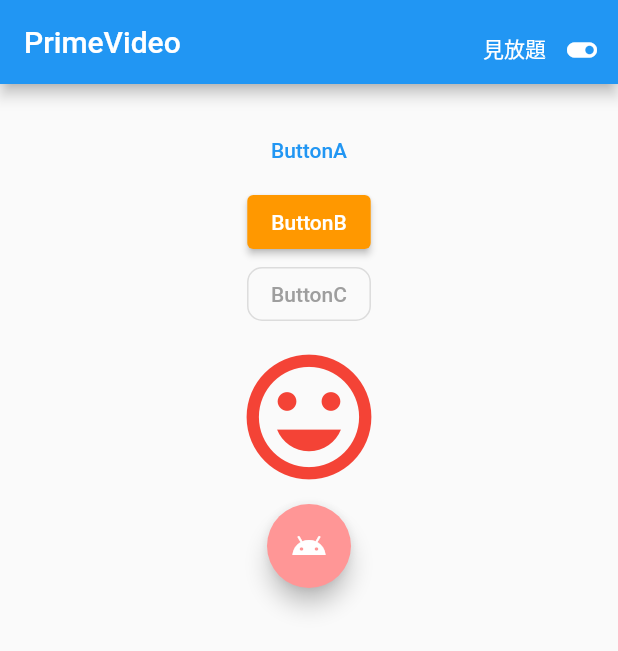
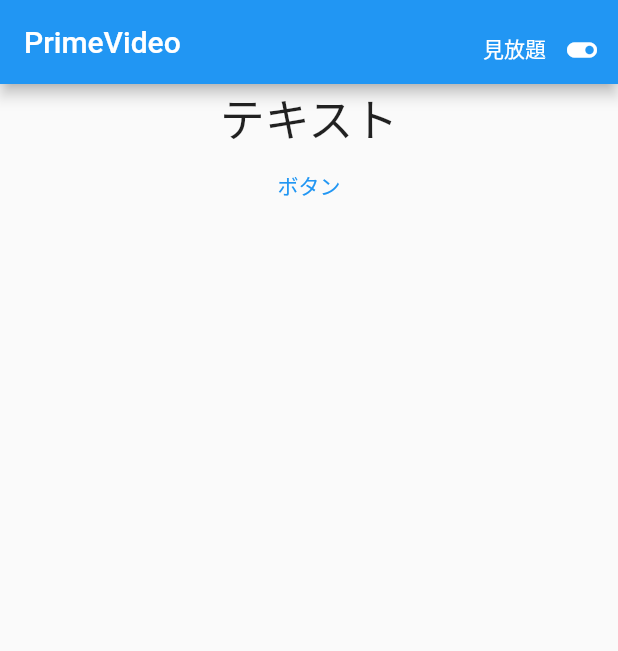
Before and after one commit to hkhiroshi/sampleapp, a Flutter app: the screen it shows after launch, on a phone screen of 412 x 824 dp. Shown: the top 651 px of the screen. Run offline on Flutter 3.47's test engine with Material 2 defaults, Android fonts, the phone set to English and light mode, and no system bars.

```diff
--- a/lib/main.dart
+++ b/lib/main.dart
@@ -1,7 +1,7 @@
-import 'dart:ffi';
-
 import 'package:flutter/material.dart';
 import 'package:flutter/rendering.dart';
+import 'package:provider/provider.dart';
+import 'package:sample_app/main_model.dart';
 
 void main() {
   runApp(MyApp());
@@ -16,7 +16,9 @@ class MyApp extends StatelessWidget {
         //brightness:Brightness.dark,
         buttonColor: Colors.grey,
       ),
-        home: Scaffold(
+      home: ChangeNotifierProvider<MainModel>(
+        create: (_) => MainModel(),
+        child: Scaffold(
             appBar: AppBar(
               title: Text('PrimeVideo'),
               actions: [
@@ -37,70 +39,29 @@ class MyApp extends StatelessWidget {
                 ),
               ],
             ),
-          body: Column(
-            mainAxisAlignment: MainAxisAlignment.start,
-            mainAxisSize: MainAxisSize.max,
-            crossAxisAlignment: CrossAxisAlignment.start,
+            body: Consumer<MainModel>(builder: (context, model, child) {
+                return Center(
+                  child: Column(
                     children: [
-              Padding(padding: EdgeInsets.all(10.0)),
-              Center(
-                child: TextButton(
-                  child: Text('ButtonA'),
+                      Text(
+                        model.txt,
+                        style: TextStyle(
+                          fontSize: 30.0,
+                        ),
+                      ),
+                      TextButton(
                         onPressed: () {
-                    print('ButtonA');
+                          model.changeText();
                         },
-                  style: TextButton.styleFrom(
-                    //alignment: Alignment(10, 20),
+                        child: Text('ボタン'),
+                      )
+                    ],
+                  ),
+                );
+              },
             ),
             ),
       ),
-              Center(
-                child: ElevatedButton(
-                    child: const Text('ButtonB'),
-                    style: ElevatedButton.styleFrom(
-                      primary: Colors.orange,
-                      onPrimary: Colors.white,
-                    ),
-                    onPressed: () {
-                      print('ButtonB');
-                    },
-                ),
-              ),
-              Center(
-                child: OutlinedButton(
-                  child: const Text('ButtonC'),
-                  style: OutlinedButton.styleFrom(
-                    primary: Colors.grey,
-                    shape: RoundedRectangleBorder(
-                      borderRadius: BorderRadius.circular(10),
-                    ),
-                  ),
-                  onPressed: () {
-                    print('ButtonC');
-                  },
-                ),
-              ),
-              Center(
-                child: IconButton(
-                  icon: const Icon(Icons.insert_emoticon),
-                  iconSize: 100.0,
-                  color: Colors.red,
-                  onPressed: () {
-                    print('アイコンボタンクリックです');
-                  },
-                ),
-              ),
-              Center(
-                child: FloatingActionButton(
-                  child: Icon(Icons.android),
-                  backgroundColor: Color.fromARGB(255, 255, 150, 150),
-                  onPressed: () {
-                    print('アイコンボタンクリック');
-                  },
-                ),
-              )
-            ],
-          ),
-        ));
+    );
   }
 }
--- /dev/null
+++ b/lib/main_model.dart
@@ -0,0 +1,10 @@
+import 'package:flutter/material.dart';
+
+class MainModel extends ChangeNotifier {
+  String txt = 'テキスト';
+
+  void changeText() {
+    txt = 'テキスト変更';
+    notifyListeners();
+  }
+}
```
Also changed, not shown: pubspec.yaml (+1 -57 lines), pubspec.lock. Lines whose indentation alone changed are shown as unchanged.
